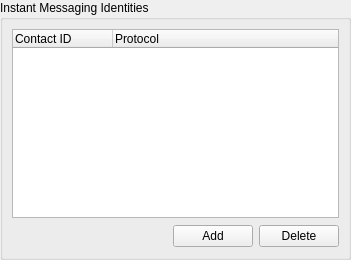
This is wengophone/src/presentation/qt/imcontact/IMContactManager.ui in tkrotoff/WengoPhone as Qt 5 draws it before an edit. The edited form follows.
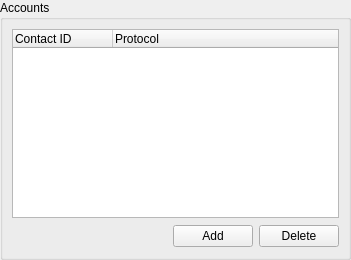
This is the edited form.

Commit message: - QtProfileDetails now takes UserProfile for its constructor. - QtAddIMContact now associates an IMContact with a IMAccount - New icon protocols/sip.png

```diff
--- a/wengophone/src/presentation/qt/imcontact/IMContactManager.ui
+++ b/wengophone/src/presentation/qt/imcontact/IMContactManager.ui
@@ -22,7 +22,7 @@
    <item row="0" column="0" >
     <widget class="QGroupBox" name="groupBox" >
      <property name="title" >
-      <string>Instant Messaging Identities</string>
+      <string>Accounts</string>
      </property>
      <layout class="QGridLayout" >
       <property name="margin" >
```
Left out of the diff: 6 changed lines with no effect on the pictures. The commit also changes 15 other files.
